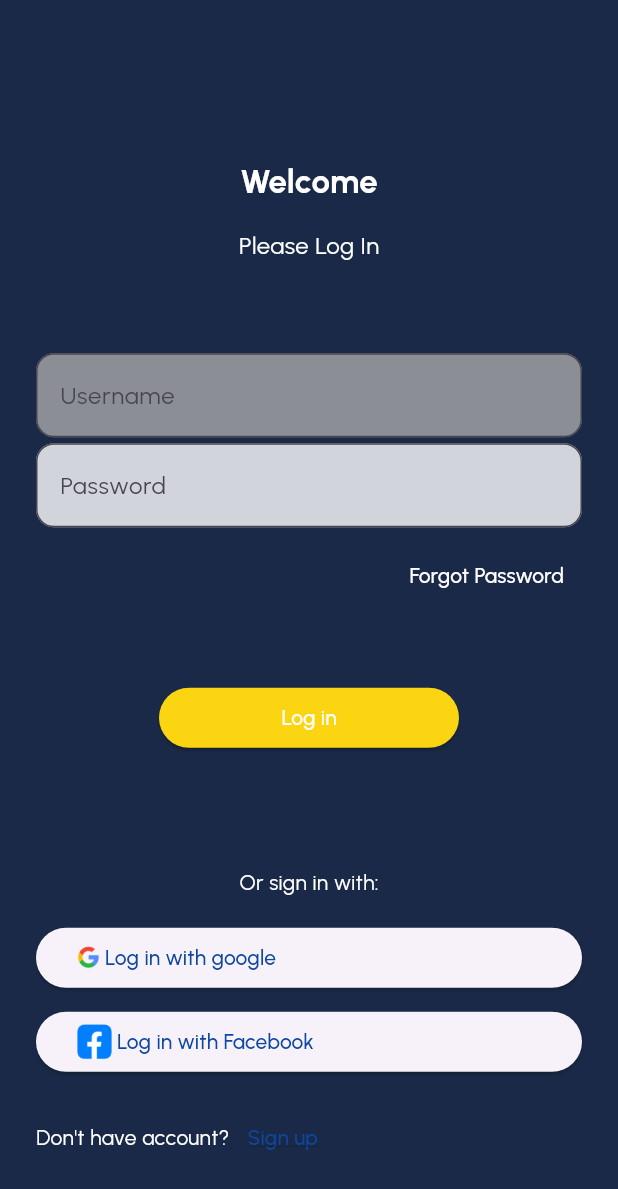
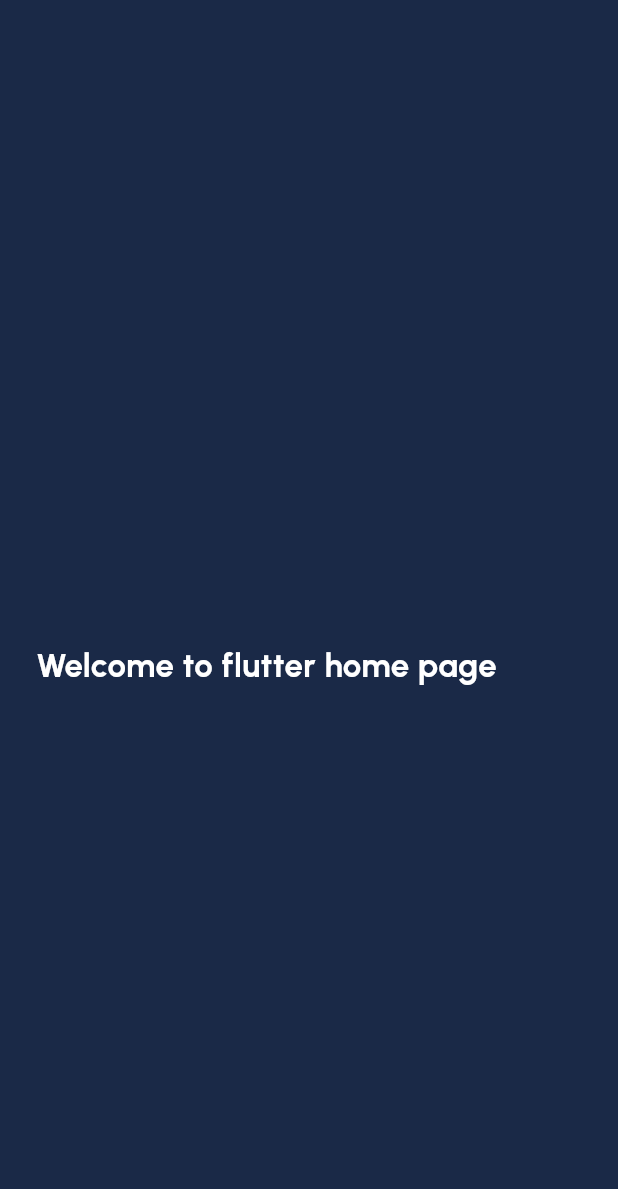
Before and after one commit to devvll1/flutter, a Flutter app: the screen it shows after launch, after a tap on "Log in", on a phone screen of 412 x 824 dp. Shown: the top 1189 px of the screen. Run offline on Flutter 3.47's test engine with Material 3 defaults, Android fonts, the phone set to English and light mode, and no system bars.

Commit message:
added new home page

```diff
--- /dev/null
+++ b/lib/home_page.dart
@@ -0,0 +1,35 @@
+import 'package:villa_flutter_app/styles/app_color.dart';
+import 'package:flutter/material.dart';
+import 'package:flutter/widgets.dart';
+import 'package:flutter/cupertino.dart';
+
+class HomePage extends StatelessWidget {
+
+  const HomePage({super.key});
+
+  @override
+  Widget build(BuildContext context) {
+    return Scaffold (
+      backgroundColor: AppColor.background,
+      body: Padding(
+        padding: EdgeInsets.all(24),
+        child: Column (
+          mainAxisAlignment: MainAxisAlignment.center,
+          children: [
+            SizedBox(
+              height: 64,
+            ),
+            Text(
+              'Welcome to flutter home page',
+              style: TextStyle(
+                color: Colors.white,
+                fontSize: 22,
+                fontWeight: FontWeight.bold,
+              ),
+            ),
+          ],
+        ),
+      ),
+    );
+  }
+}
--- a/lib/login_page.dart
+++ b/lib/login_page.dart
@@ -74,6 +74,7 @@ class LoginPage extends StatelessWidget
               child: ElevatedButton (
                 style: ElevatedButton.styleFrom(backgroundColor: AppColor.primary),
               onPressed: () {
+                Navigator.pushNamed(context, '/home');
                 print('Log in is clicked');
               },
             child: Text('Log in',
--- a/lib/main.dart
+++ b/lib/main.dart
@@ -1,4 +1,5 @@
 import 'package:flutter/material.dart';
+import 'package:villa_flutter_app/home_page.dart';
 import 'package:villa_flutter_app/login_page.dart';
 
 // Define the AppColor class
@@ -21,6 +22,9 @@ class MyApp extends StatelessWidget{
         // You can add more theme properties here
       ),
       home: LoginPage(),
+      routes: {
+        '/home': (context) => HomePage(),
+  },
     );
   }
 }
```
